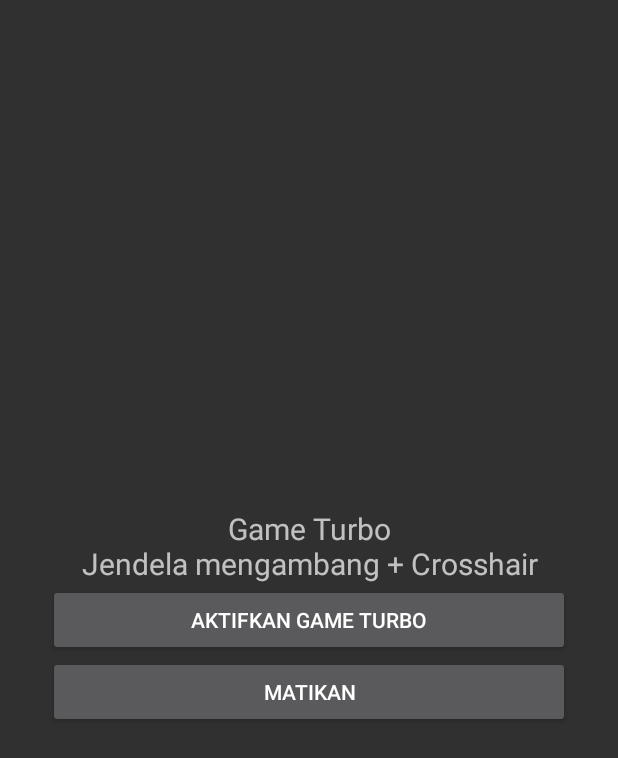
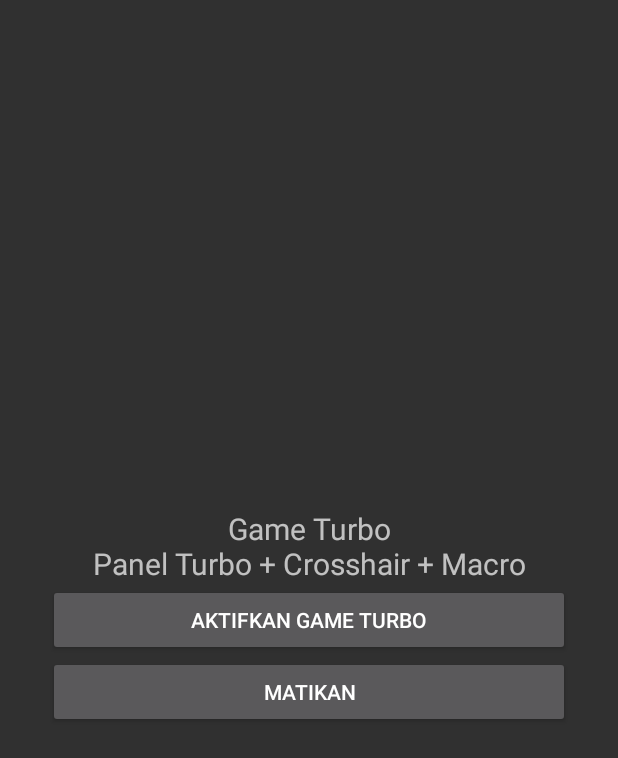
Before and after one commit to althafariziqumar-jpg/GameTurbo, an Android app: the screen it shows after launch (MainActivity), on a phone screen of 412 x 824 dp. Shown: the top 758 px of the screen. Run offline under Robolectric (Android 15) with nearby library versions, the phone set to English and light mode, and no system bars.

Commit message:
Update MainActivity.kt

```diff
--- a/app/src/main/java/com/example/gameturbo/MainActivity.kt
+++ b/app/src/main/java/com/example/gameturbo/MainActivity.kt
@@ -20,7 +20,7 @@ class MainActivity : Activity() {
             setPadding(48, 48, 48, 48)
         }
         root.addView(TextView(this).apply {
-            text = "Game Turbo\nJendela mengambang + Crosshair"
+            text = "Game Turbo\nPanel Turbo + Crosshair + Macro"
             textSize = 20f
             gravity = Gravity.CENTER
         })
@@ -33,8 +33,10 @@ class MainActivity : Activity() {
             setOnClickListener { stopService(Intent(this@MainActivity, OverlayService::class.java)) }
         })
         setContentView(root)
-        if (android.os.Build.VERSION.SDK_INT >= 33)
-            requestPermissions(arrayOf("android.permission.POST_NOTIFICATIONS"), 1)
+        val perms = ArrayList<String>()
+        perms.add("android.permission.RECORD_AUDIO")
+        if (android.os.Build.VERSION.SDK_INT >= 33) perms.add("android.permission.POST_NOTIFICATIONS")
+        requestPermissions(perms.toTypedArray(), 1)
     }
 
     private fun start() {
```
